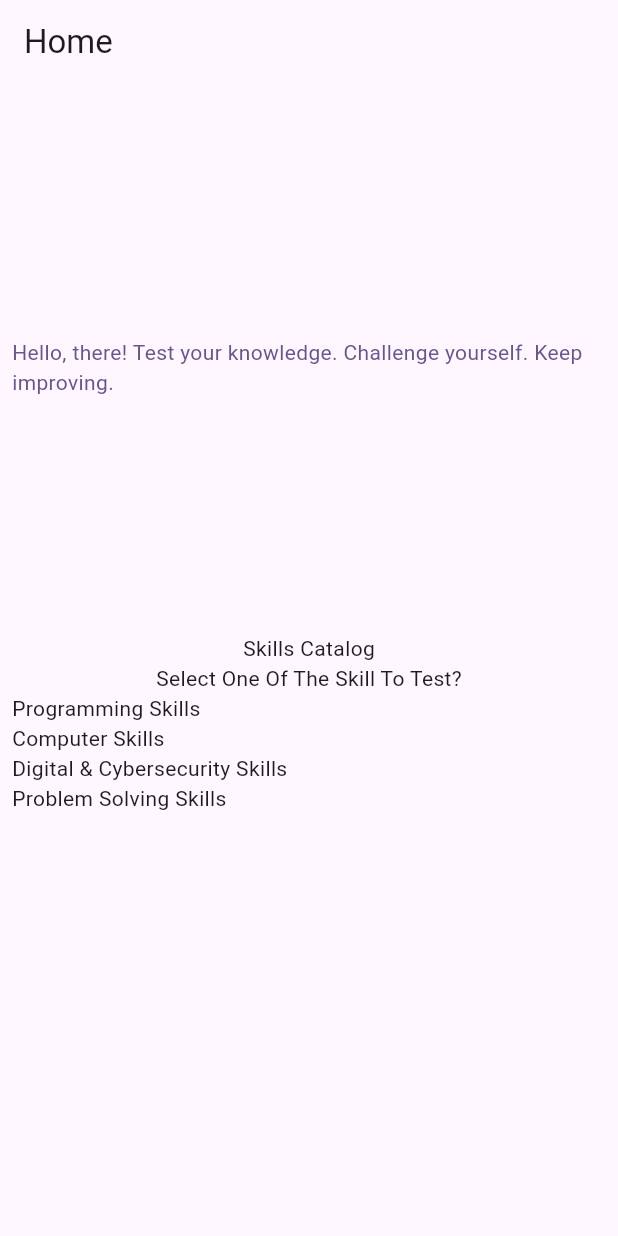
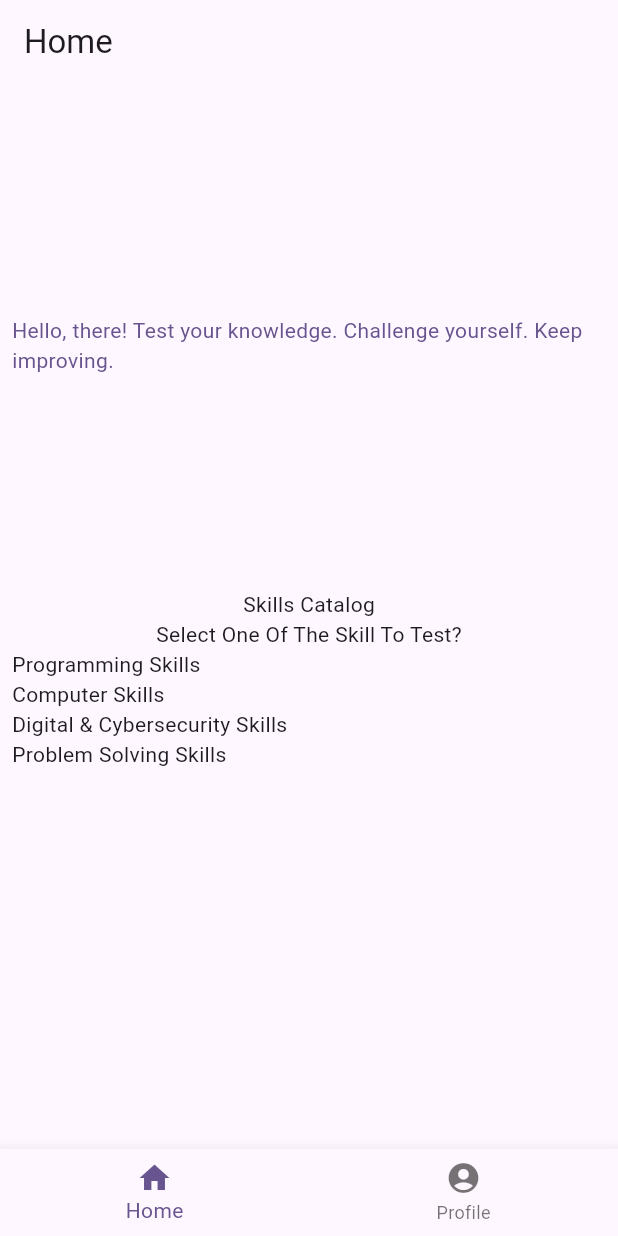
Before and after one commit to abdulsamad010/skillcheck_flutter, a Flutter app: the screen it shows after launch, on a phone screen of 412 x 824 dp. Run offline on Flutter 3.47's test engine with Material 3 defaults, Android fonts, the phone set to English and light mode, and no system bars; our stand-ins replace bloc, flutter_bloc, sqflite; accounts and stored records are empty.

Commit message:
update home screen

```diff
--- a/lib/features/home/home_screen.dart
+++ b/lib/features/home/home_screen.dart
@@ -1,5 +1,6 @@
 import 'package:flutter/cupertino.dart';
 import 'package:flutter/material.dart';
+import 'package:skillcheck_flutter/features/profile/profile_screen.dart';
 
 import '../../core/widgets/custom_app_Bar.dart';
 import '../skill_category/skill_category.dart';
@@ -50,6 +51,18 @@ class _HomeScreenState extends State<HomeScreen> {
           ],
         ),
       ),
+
+      bottomNavigationBar: BottomNavigationBar(items: [
+        BottomNavigationBarItem(icon: Icon(Icons.home),label: "Home",),
+        BottomNavigationBarItem(icon: Icon(Icons.account_circle),label: "Profile")
+      ],
+      onTap: (index){
+        if(index==1){
+          Navigator.push(context, MaterialPageRoute(builder: (context)=>ProfileScreen()));
+        }
+      },
+      ),
+
     );
   }
 }
```
